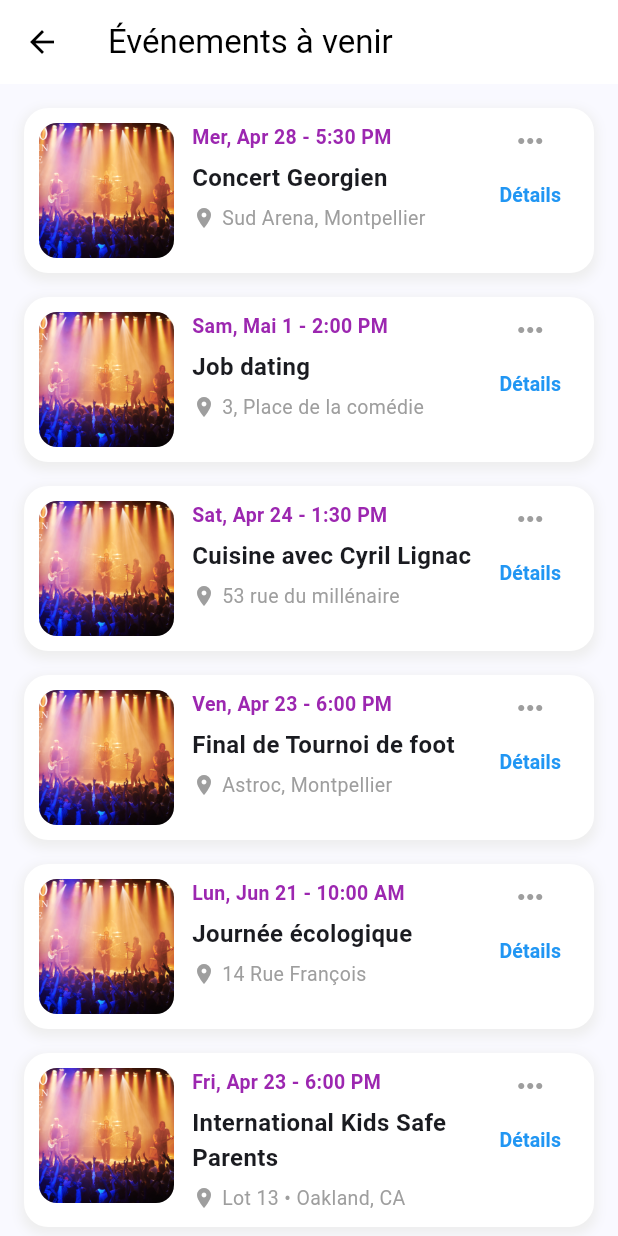
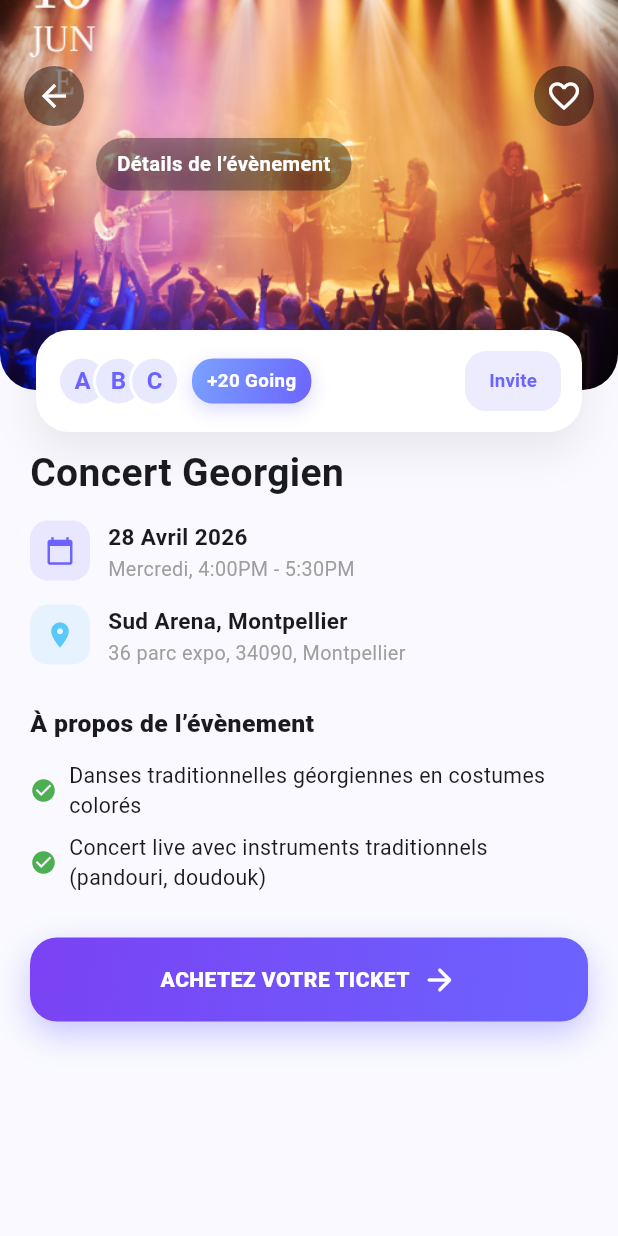
Before and after one commit to kuetcheal/appli_evenementielle, a Flutter app: the ListEventPage screen opened directly, after a tap on "Détails", on a phone screen of 412 x 824 dp. Run offline on Flutter 3.47's test engine with Material 3 defaults, Android fonts, the phone set to English and light mode, and no system bars; our stand-ins replace shared_preferences; accounts and stored records are empty.

```diff
--- /dev/null
+++ b/lib/screens/evenement/detail_event_page.dart
@@ -0,0 +1,409 @@
+import 'package:flutter/material.dart';
+
+class DetailEventPage extends StatelessWidget {
+  final Map<String, dynamic> event;
+
+  const DetailEventPage({Key? key, required this.event}) : super(key: key);
+
+  @override
+  Widget build(BuildContext context) {
+    final String title = event["title"] ?? "Titre de l'évènement";
+    final String imagePath = event["image"] ?? "assets/concert.png";
+    final String dateMain = event["dateMain"] ?? "28 Avril 2026";
+    final String dateRange =
+        event["timeRange"] ?? "Mercredi, 4:00PM - 5:30PM"; // fallback
+    final String locationTitle = event["locationTitle"] ?? (event["location"] ?? "Sud de France Arena");
+    final String locationAddress =
+        event["address"] ?? "36 parc expo, 34090, Montpellier";
+
+    return Scaffold(
+      body: SingleChildScrollView(
+        child: Column(
+          children: [
+            // ======= HERO + OVERLAYS =======
+            Stack(
+              clipBehavior: Clip.none,
+              children: [
+                // Image avec coins arrondis en bas
+                ClipRRect(
+                  borderRadius: const BorderRadius.only(
+                    bottomLeft: Radius.circular(24),
+                    bottomRight: Radius.circular(24),
+                  ),
+                  child: Image.asset(
+                    imagePath,
+                    height: 260,
+                    width: double.infinity,
+                    fit: BoxFit.cover,
+                  ),
+                ),
+
+                // Bouton retour (en haut à gauche)
+                Positioned(
+                  top: 44,
+                  left: 16,
+                  child: CircleAvatar(
+                    backgroundColor: Colors.black.withOpacity(0.45),
+                    child: IconButton(
+                      icon: const Icon(Icons.arrow_back, color: Colors.white),
+                      onPressed: () => Navigator.pop(context),
+                    ),
+                  ),
+                ),
+
+                // Bouton favori (en haut à droite)
+                Positioned(
+                  top: 44,
+                  right: 16,
+                  child: CircleAvatar(
+                    backgroundColor: Colors.black.withOpacity(0.45),
+                    child: IconButton(
+                      icon: const Icon(Icons.favorite_border,
+                          color: Colors.white),
+                      onPressed: () {},
+                    ),
+                  ),
+                ),
+
+                // PILLS "Détails de l'évènement"
+                Positioned(
+                  top: 92,
+                  left: 64,
+                  child: Container(
+                    padding:
+                    const EdgeInsets.symmetric(horizontal: 14, vertical: 8),
+                    decoration: BoxDecoration(
+                      color: Colors.black.withOpacity(0.35),
+                      borderRadius: BorderRadius.circular(20),
+                      boxShadow: [
+                        BoxShadow(
+                          color: Colors.black.withOpacity(0.15),
+                          blurRadius: 10,
+                          offset: const Offset(0, 4),
+                        ),
+                      ],
+                    ),
+                    child: const Text(
+                      "Détails de l’évènement",
+                      style: TextStyle(
+                        color: Colors.white,
+                        fontSize: 13.5,
+                        fontWeight: FontWeight.w600,
+                      ),
+                    ),
+                  ),
+                ),
+
+                // CARD flottant : Avatars + "+20 Going" + Invite
+                Positioned(
+                  bottom: -28,
+                  left: 24,
+                  right: 24,
+                  child: Container(
+                    padding: const EdgeInsets.symmetric(
+                        horizontal: 14, vertical: 10),
+                    decoration: BoxDecoration(
+                      color: Colors.white,
+                      borderRadius: BorderRadius.circular(22),
+                      boxShadow: [
+                        BoxShadow(
+                          color: Colors.black.withOpacity(0.08),
+                          blurRadius: 24,
+                          offset: const Offset(0, 12),
+                        ),
+                      ],
+                    ),
+                    child: Row(
+                      children: [
+                        // Avatars empilés
+                        SizedBox(
+                          width: 84,
+                          height: 34,
+                          child: Stack(
+                            clipBehavior: Clip.none,
+                            children: const [
+                              _AvatarDot(offset: 0, label: "A"),
+                              _AvatarDot(offset: 24, label: "B"),
+                              _AvatarDot(offset: 48, label: "C"),
+                            ],
+                          ),
+                        ),
+                        const SizedBox(width: 6),
+
+                        // +20 Going (petit pill)
+                        Container(
+                          padding: const EdgeInsets.symmetric(
+                              horizontal: 10, vertical: 6),
+                          decoration: BoxDecoration(
+                            borderRadius: BorderRadius.circular(14),
+                            gradient: const LinearGradient(
+                              begin: Alignment.topLeft,
+                              end: Alignment.bottomRight,
+                              colors: [Color(0xFF7AA3FF), Color(0xFF6C63FF)],
+                            ),
+                            boxShadow: [
+                              BoxShadow(
+                                color: const Color(0xFF6C63FF)
+                                    .withOpacity(0.25),
+                                blurRadius: 10,
+                                offset: const Offset(0, 4),
+                              ),
+                            ],
+                          ),
+                          child: const Text(
+                            "+20 Going",
+                            style: TextStyle(
+                              color: Colors.white,
+                              fontWeight: FontWeight.w600,
+                              fontSize: 12.5,
+                            ),
+                          ),
+                        ),
+
+                        const Spacer(),
+
+                        // Bouton Invite (petit pill)
+                        TextButton(
+                          onPressed: () {},
+                          style: TextButton.styleFrom(
+                            foregroundColor: const Color(0xFF6C63FF),
+                            padding: const EdgeInsets.symmetric(
+                                horizontal: 14, vertical: 8),
+                            shape: RoundedRectangleBorder(
+                              borderRadius: BorderRadius.circular(14),
+                            ),
+                            backgroundColor:
+                            const Color(0xFF6C63FF).withOpacity(0.12),
+                          ),
+                          child: const Text(
+                            "Invite",
+                            style: TextStyle(
+                                fontWeight: FontWeight.w700, fontSize: 12.5),
+                          ),
+                        ),
+                      ],
+                    ),
+                  ),
+                ),
+              ],
+            ),
+
+            const SizedBox(height: 40),
+
+            // ======= CONTENU =======
+            Padding(
+              padding: const EdgeInsets.symmetric(horizontal: 20),
+              child: Column(
+                crossAxisAlignment: CrossAxisAlignment.start,
+                children: [
+                  // Titre
+                  Text(
+                    title,
+                    style: const TextStyle(
+                      fontSize: 26,
+                      fontWeight: FontWeight.w700,
+                      height: 1.2,
+                    ),
+                  ),
+                  const SizedBox(height: 16),
+
+                  // Date
+                  _InfoRow(
+                    icon: Icons.calendar_today,
+                    iconBg: const Color(0xFF6C63FF),
+                    title: dateMain,
+                    subtitle: dateRange,
+                  ),
+                  const SizedBox(height: 14),
+
+                  // Lieu
+                  _InfoRow(
+                    icon: Icons.location_on,
+                    iconBg: const Color(0xFF5AC8FA),
+                    title: locationTitle,
+                    subtitle: locationAddress,
+                  ),
+
+                  const SizedBox(height: 26),
+
+                  // A propos
+                  const Text(
+                    "À propos de l’évènement",
+                    style: TextStyle(
+                      fontWeight: FontWeight.w800,
+                      fontSize: 16.5,
+                    ),
+                  ),
+                  const SizedBox(height: 12),
+
+                  const _BulletLine(
+                    text:
+                    "Danses traditionnelles géorgiennes en costumes colorés",
+                  ),
+                  const SizedBox(height: 8),
+                  const _BulletLine(
+                    text:
+                    "Concert live avec instruments traditionnels (pandouri, doudouk)",
+                  ),
+
+                  const SizedBox(height: 30),
+
+                  // CTA "Achetez votre ticket" (dégradé)
+                  SizedBox(
+                    width: double.infinity,
+                    height: 56,
+                    child: InkWell(
+                      borderRadius: BorderRadius.circular(18),
+                      onTap: () {},
+                      child: Ink(
+                        decoration: BoxDecoration(
+                          borderRadius: BorderRadius.circular(18),
+                          gradient: const LinearGradient(
+                            begin: Alignment.topLeft,
+                            end: Alignment.bottomRight,
+                            colors: [Color(0xFF7A42F4), Color(0xFF6C63FF)],
+                          ),
+                          boxShadow: [
+                            BoxShadow(
+                              color:
+                              const Color(0xFF6C63FF).withOpacity(0.35),
+                              blurRadius: 18,
+                              offset: const Offset(0, 8),
+                            ),
+                          ],
+                        ),
+                        child: const Center(
+                          child: Row(
+                            mainAxisSize: MainAxisSize.min,
+                            children: [
+                              Text(
+                                "ACHETEZ VOTRE TICKET",
+                                style: TextStyle(
+                                  color: Colors.white,
+                                  fontWeight: FontWeight.w800,
+                                  letterSpacing: 0.3,
+                                ),
+                              ),
+                              SizedBox(width: 8),
+                              Icon(Icons.arrow_forward_rounded,
+                                  color: Colors.white),
+                            ],
+                          ),
+                        ),
+                      ),
+                    ),
+                  ),
+
+                  const SizedBox(height: 24),
+                ],
+              ),
+            ),
+          ],
+        ),
+      ),
+    );
+  }
+}
+
+// ========= WIDGETS PRIVÉS =========
+
+class _InfoRow extends StatelessWidget {
+  final IconData icon;
+  final Color iconBg;
+  final String title;
+  final String subtitle;
+
+  const _InfoRow({
+    Key? key,
+    required this.icon,
+    required this.iconBg,
+    required this.title,
+    required this.subtitle,
+  }) : super(key: key);
+
+  @override
+  Widget build(BuildContext context) {
+    return Row(
+      crossAxisAlignment: CrossAxisAlignment.start,
+      children: [
+        Container(
+          padding: const EdgeInsets.all(10),
+          decoration: BoxDecoration(
+            color: iconBg.withOpacity(0.12),
+            borderRadius: BorderRadius.circular(12),
+          ),
+          child: Icon(icon, color: iconBg, size: 20),
+        ),
+        const SizedBox(width: 12),
+        Expanded(
+          child: Column(
+            crossAxisAlignment: CrossAxisAlignment.start,
+            children: [
+              Text(
+                title,
+                style:
+                const TextStyle(fontWeight: FontWeight.w600, fontSize: 15),
+              ),
+              const SizedBox(height: 2),
+              Text(
+                subtitle,
+                style: const TextStyle(color: Colors.grey, fontSize: 13.2),
+              ),
+            ],
+          ),
+        )
+      ],
+    );
+  }
+}
+
+class _BulletLine extends StatelessWidget {
+  final String text;
+  const _BulletLine({Key? key, required this.text}) : super(key: key);
+
+  @override
+  Widget build(BuildContext context) {
+    return Row(
+      children: [
+        const Icon(Icons.check_circle, color: Colors.green, size: 18),
+        const SizedBox(width: 8),
+        Expanded(
+          child: Text(
+            text,
+            style: const TextStyle(fontSize: 14.2),
+          ),
+        ),
+      ],
+    );
+  }
+}
+
+// Petit avatar rond avec chevauchement (A, B, C par défaut)
+class _AvatarDot extends StatelessWidget {
+  final double offset;
+  final String label;
+  const _AvatarDot({Key? key, required this.offset, required this.label})
+      : super(key: key);
+
+  @override
+  Widget build(BuildContext context) {
+    return Positioned(
+      left: offset,
+      child: CircleAvatar(
+        radius: 17,
+        backgroundColor: Colors.white,
+        child: CircleAvatar(
+          radius: 15,
+          backgroundColor: const Color(0xFFE8E8FF),
+          child: Text(
+            label,
+            style: const TextStyle(
+              color: Color(0xFF6C63FF),
+              fontWeight: FontWeight.bold,
+            ),
+          ),
+        ),
+      ),
+    );
+  }
+}
--- a/lib/screens/evenement/list_event_page.dart
+++ b/lib/screens/evenement/list_event_page.dart
@@ -1,4 +1,5 @@
 import 'package:flutter/material.dart';
+import 'detail_event_page.dart';
 
 class ListEventPage extends StatelessWidget {
   const ListEventPage({Key? key}) : super(key: key);
@@ -19,7 +20,7 @@ class ListEventPage extends StatelessWidget {
         "image": "assets/concert.png"
       },
       {
-        "date": "Sat, Apr 24 - 1:30 PM",
+        "date": "Sam, Apr 24 - 1:30 PM",
         "title": "Cuisine avec Cyril Lignac",
         "location": "53 rue du millénaire",
         "image": "assets/concert.png"
@@ -37,7 +38,7 @@ class ListEventPage extends StatelessWidget {
         "image": "assets/concert.png"
       },
       {
-        "date": "Fri, Apr 23 - 6:00 PM",
+        "date": "Ven, Apr 23 - 6:00 PM",
         "title": "International Kids Safe Parents",
         "location": "Lot 13 • Oakland, CA",
         "image": "assets/concert.png"
@@ -77,11 +78,11 @@ class ListEventPage extends StatelessWidget {
               ],
             ),
             child: Padding(
-              padding: const EdgeInsets.all(10.0), // <-- padding général
+              padding: const EdgeInsets.all(10.0),
               child: Row(
                 crossAxisAlignment: CrossAxisAlignment.start,
                 children: [
-                  // IMAGE avec coins arrondis
+                  // IMAGE
                   ClipRRect(
                     borderRadius: BorderRadius.circular(12),
                     child: Image.asset(
@@ -91,10 +92,9 @@ class ListEventPage extends StatelessWidget {
                       fit: BoxFit.cover,
                     ),
                   ),
-
                   const SizedBox(width: 12),
 
-                  // TEXTE au centre
+                  // TEXTE
                   Expanded(
                     child: Column(
                       crossAxisAlignment: CrossAxisAlignment.start,
@@ -137,12 +137,20 @@ class ListEventPage extends StatelessWidget {
                     ),
                   ),
 
-                  // COLONNE avec 3 points + Détails
+                  // ACTION
                   Column(
                     children: [
                       const Icon(Icons.more_horiz, color: Colors.grey),
                       TextButton(
-                        onPressed: () {},
+                        onPressed: () {
+                          Navigator.push(
+                            context,
+                            MaterialPageRoute(
+                              builder: (context) =>
+                                  DetailEventPage(event: event),
+                            ),
+                          );
+                        },
                         child: const Text(
                           "Détails",
                           style: TextStyle(
```
Also changed, not shown: lib/main.dart (+10 -2 lines), lib/screens/authentification/register_page.dart (+84 -31 lines), lib/screens/authentification/verification_page.dart (added, +106 -0 lines).
